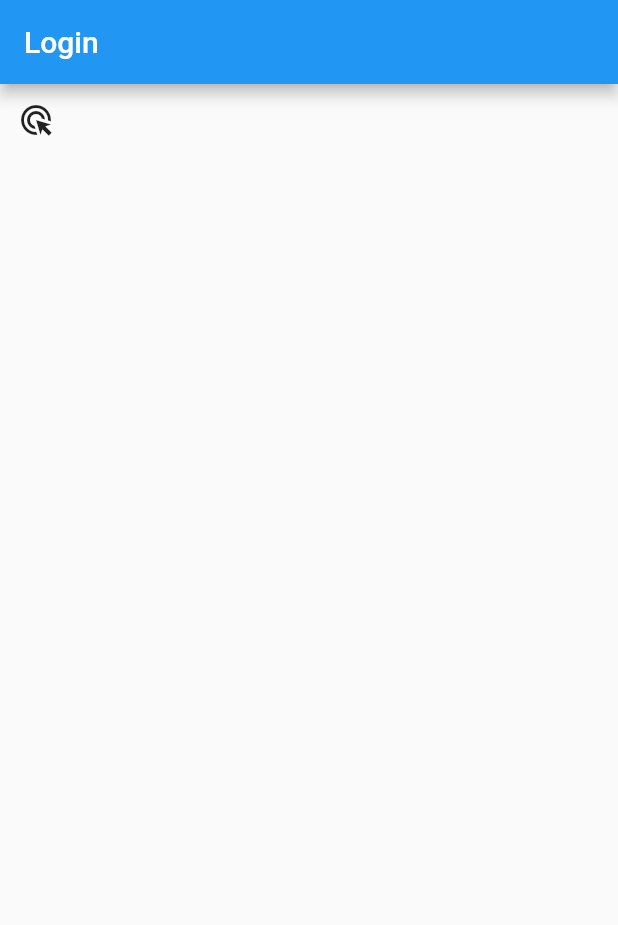
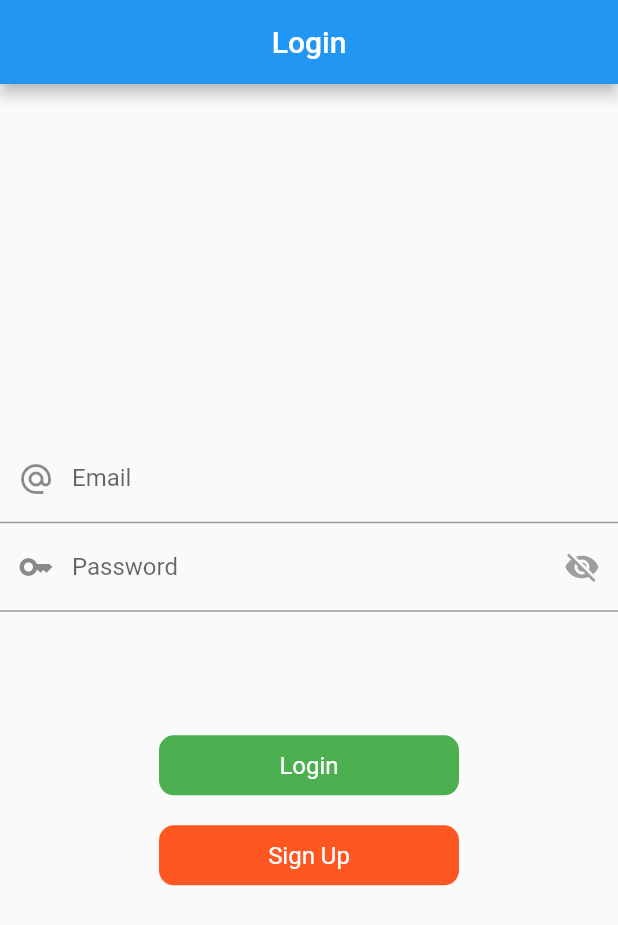
Before and after one commit to VivekJung/mvvm_solid_provider, a Flutter app: the screen it shows after launch, on a phone screen of 412 x 824 dp. Shown: the top 925 px of the screen. Run offline on Flutter 3.47's test engine with Material 2 defaults, Android fonts, the phone set to English and light mode, and no system bars; our stand-ins replace another_flushbar, fluttertoast.

Commit message:
added resources and components

```diff
--- a/lib/main.dart
+++ b/lib/main.dart
@@ -1,7 +1,7 @@
 import 'package:flutter/material.dart';
 import 'package:mvm_solid_provider/utils/routes/routes.dart';
 import 'package:mvm_solid_provider/utils/routes/routes_name.dart';
-import 'package:mvm_solid_provider/view/login_screen.dart';
+import 'package:mvm_solid_provider/view/login_view.dart';
 import 'package:mvm_solid_provider/view/home_screen.dart';
 
 void main() {
--- /dev/null
+++ b/lib/res/app_colors.dart
@@ -0,0 +1,8 @@
+import 'package:flutter/material.dart';
+
+class AppColors {
+  static const Color blackColor = Color.fromARGB(0, 0, 0, 0);
+  static const Color whiteColor = Color.fromARGB(255, 255, 255, 255);
+  static const Color buttonColor = Colors.green;
+  static const Color buttonColor2 = Colors.deepOrange;
+}
--- /dev/null
+++ b/lib/res/components/round_button.dart
@@ -0,0 +1,36 @@
+import 'package:flutter/material.dart';
+import 'package:mvm_solid_provider/res/app_colors.dart';
+import 'package:mvm_solid_provider/res/components/simple_text.dart';
+
+class RoundButton extends StatelessWidget {
+  final String text;
+  final Color bgColor;
+  final bool isLoading;
+  final VoidCallback onPress;
+  const RoundButton({
+    Key? key,
+    required this.text,
+    this.bgColor = AppColors.buttonColor,
+    this.isLoading = false,
+    required this.onPress,
+  }) : super(key: key);
+
+  @override
+  Widget build(BuildContext context) {
+    return InkWell(
+      onTap: onPress,
+      child: Container(
+        height: 40,
+        width: 200,
+        decoration: BoxDecoration(
+          color: bgColor,
+          borderRadius: BorderRadius.circular(10),
+        ),
+        child: Center(
+            child: isLoading
+                ? const CircularProgressIndicator()
+                : SimpleText(text: text)),
+      ),
+    );
+  }
+}
--- /dev/null
+++ b/lib/res/components/simple_text.dart
@@ -0,0 +1,27 @@
+import 'package:flutter/material.dart';
+import 'package:mvm_solid_provider/res/app_colors.dart';
+
+class SimpleText extends StatelessWidget {
+  final String text;
+
+  final double? txtSize;
+  final FontWeight? fontWeight;
+  const SimpleText({
+    Key? key,
+    required this.text,
+    this.txtSize,
+    this.fontWeight,
+  }) : super(key: key);
+
+  @override
+  Widget build(BuildContext context) {
+    return Text(
+      text,
+      style: TextStyle(
+        color: AppColors.whiteColor,
+        fontSize: txtSize ?? 16,
+        fontWeight: fontWeight ?? FontWeight.normal,
+      ),
+    );
+  }
+}
--- a/lib/utils/routes/routes.dart
+++ b/lib/utils/routes/routes.dart
@@ -3,7 +3,7 @@ import 'dart:developer';
 import 'package:flutter/material.dart';
 import 'package:mvm_solid_provider/utils/routes/routes_name.dart';
 import 'package:mvm_solid_provider/view/home_screen.dart';
-import 'package:mvm_solid_provider/view/login_screen.dart';
+import 'package:mvm_solid_provider/view/login_view.dart';
 
 class Routes {
   static Route<dynamic> generateRoute(RouteSettings settings) {
@@ -15,7 +15,7 @@ class Routes {
             builder: (BuildContext context) => const HomeScreen());
       case RoutesName.login:
         return MaterialPageRoute(
-            builder: (BuildContext context) => const LoginScreen());
+            builder: (BuildContext context) => const LoginView());
       default:
         return MaterialPageRoute(builder: (_) {
           return const Scaffold(
--- a/lib/utils/utilities.dart
+++ b/lib/utils/utilities.dart
@@ -4,6 +4,16 @@ import 'package:flutter/material.dart';
 import 'package:fluttertoast/fluttertoast.dart';
 
 class Utils {
+  //focus change in form field
+  static void fieldFocusChange(
+    BuildContext context,
+    FocusNode currentNode,
+    FocusNode nextNode,
+  ) {
+    currentNode.unfocus();
+    FocusScope.of(context).requestFocus(nextNode);
+  }
+
   //fluttertoast
   static toastMessage(String message) {
     Fluttertoast.showToast(
@@ -23,7 +33,7 @@ class Utils {
         forwardAnimationCurve: Curves.decelerate,
         margin: const EdgeInsets.symmetric(horizontal: 20, vertical: 10),
         message: message,
-        duration: const Duration(seconds: 2),
+        duration: const Duration(seconds: 1),
         backgroundColor: Colors.red.shade600,
         reverseAnimationCurve: Curves.easeInOut,
         positionOffset: 20,
--- a/lib/view/login_screen.dart
+++ /dev/null
@@ -1,32 +0,0 @@
-import 'package:flutter/material.dart';
-import 'package:mvm_solid_provider/utils/routes/routes_name.dart';
-import 'package:mvm_solid_provider/utils/utilities.dart';
-
-class LoginScreen extends StatefulWidget {
-  const LoginScreen({Key? key}) : super(key: key);
-
-  @override
-  State<LoginScreen> createState() => _LoginScreenState();
-}
-
-class _LoginScreenState extends State<LoginScreen> {
-  @override
-  Widget build(BuildContext context) {
-    return Scaffold(
-      appBar: AppBar(
-        title: const Text('Login'),
-      ),
-      body: Column(
-        children: [
-          IconButton(
-              onPressed: () {
-                // Utils.toastMessage('No internet connection');
-                Utils.flushBarErrorMessage('No internet', context);
-                // Utils.snackBar('No internet', context);
-              },
-              icon: const Icon(Icons.ads_click)),
-        ],
-      ),
-    );
-  }
-}
--- /dev/null
+++ b/lib/view/login_view.dart
@@ -0,0 +1,120 @@
+import 'package:flutter/material.dart';
+import 'package:mvm_solid_provider/res/app_colors.dart';
+import 'package:mvm_solid_provider/res/components/round_button.dart';
+import 'package:mvm_solid_provider/utils/routes/routes_name.dart';
+import 'package:mvm_solid_provider/utils/utilities.dart';
+
+class LoginView extends StatefulWidget {
+  const LoginView({Key? key}) : super(key: key);
+
+  @override
+  State<LoginView> createState() => _LoginViewState();
+}
+
+class _LoginViewState extends State<LoginView> {
+  //using provider to show password
+  final ValueNotifier<bool> _obsecurePassword = ValueNotifier<bool>(true);
+
+  final _emailController = TextEditingController();
+  final _passwordController = TextEditingController();
+
+// to go to another textform field after tapping done or correct mark, use this
+  FocusNode emailFocusNode = FocusNode();
+  FocusNode passwordFocusNode = FocusNode();
+
+  @override
+  void dispose() {
+    // this is done to clean the RAM of unwanted variables.
+    _emailController.dispose();
+    _passwordController.dispose();
+    emailFocusNode.dispose();
+    passwordFocusNode.dispose();
+    super.dispose();
+  }
+
+  @override
+  Widget build(BuildContext context) {
+    final ht = MediaQuery.of(context).size.height;
+    return Scaffold(
+      appBar: AppBar(
+        title: const Text('Login'),
+        centerTitle: true,
+      ),
+      body: SafeArea(
+        child: Column(
+          mainAxisAlignment: MainAxisAlignment.center,
+          crossAxisAlignment: CrossAxisAlignment.center,
+          children: [
+            TextFormField(
+              controller: _emailController,
+              keyboardType: TextInputType.emailAddress,
+              focusNode: emailFocusNode,
+              decoration: const InputDecoration(
+                hintText: 'Email',
+                label: Text('Email'),
+                prefixIcon: Icon(Icons.alternate_email),
+              ),
+              onFieldSubmitted: (val) {
+                Utils.fieldFocusChange(
+                    context, emailFocusNode, passwordFocusNode);
+              },
+            ),
+            ValueListenableBuilder(
+                valueListenable: _obsecurePassword,
+                builder: (context, value, child) {
+                  var show = _obsecurePassword.value;
+                  return TextFormField(
+                    controller: _passwordController,
+                    obscureText: show,
+                    obscuringCharacter: "*",
+                    focusNode: passwordFocusNode,
+                    decoration: InputDecoration(
+                        hintText: 'Password',
+                        label: const Text('Password'),
+                        prefixIcon: const Icon(Icons.key_outlined),
+                        suffixIcon: InkWell(
+                            onTap: () {
+                              _obsecurePassword.value =
+                                  !_obsecurePassword.value;
+                            },
+                            child: show
+                                ? const Icon(
+                                    Icons.visibility_off,
+                                    color: Colors.grey,
+                                  )
+                                : const Icon(
+                                    Icons.visibility,
+                                    color: Colors.blue,
+                                  ))),
+                  );
+                }),
+            SizedBox(height: ht * 0.1),
+            //Login
+            RoundButton(
+              text: "Login",
+              onPress: () {
+                if (_emailController.text.isEmpty) {
+                  Utils.flushBarErrorMessage(
+                      "Your EMAIL field is empty", context);
+                } else if (_passwordController.text.isEmpty) {
+                  Utils.flushBarErrorMessage(
+                      "Your PASSWORD field is empty", context);
+                } else if (_passwordController.text.length < 6) {
+                  Utils.flushBarErrorMessage(
+                      "Please enter 6 charactes password", context);
+                }
+              },
+            ),
+            //SignUp
+            SizedBox(height: 20),
+            RoundButton(
+              text: "Sign Up",
+              bgColor: AppColors.buttonColor2,
+              onPress: () {},
+            ),
+          ],
+        ),
+      ),
+    );
+  }
+}
```
Also changed, not shown: lib/utils/readme.txt.
